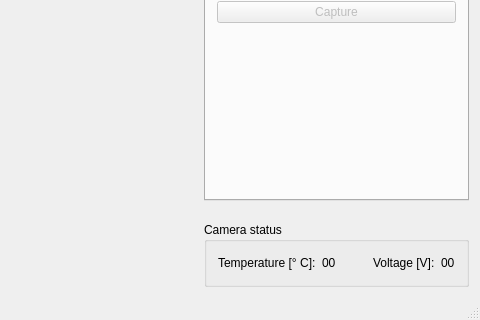
Qt form mainwindow.ui (DRDSoftware/QTSpyder) before a commit; both pictures show x 320 to 800 and y 280 to 600 of the 800 by 600 pixel window.
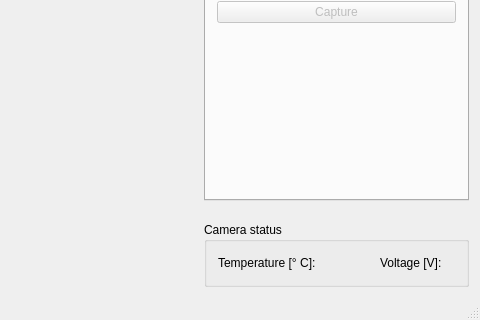
The same form after that commit. Icons and pictures are not drawn.

Commit message: Added one method to save the image at the class CapturedImage and sketched the view of captured image on the main window

The edit to the form file:
```diff
--- a/mainwindow.ui
+++ b/mainwindow.ui
@@ -821,7 +821,7 @@
              <item>
               <widget class="QLabel" name="temperature">
                <property name="text">
-                <string>00</string>
+                <string/>
                </property>
               </widget>
              </item>
@@ -848,7 +848,7 @@
              <item>
               <widget class="QLabel" name="voltage">
                <property name="text">
-                <string>00</string>
+                <string/>
                </property>
               </widget>
              </item>
```
The commit also changes 3 other files.
